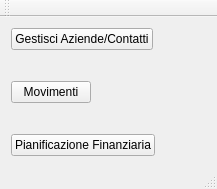
Above: mainwindow.ui from JSalvo/Scadenziario before the change. Below: the same form after it.
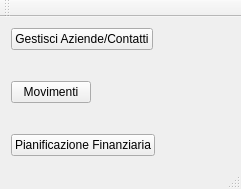
That is the form after the change.

```diff
--- a/mainwindow.ui
+++ b/mainwindow.ui
@@ -6,7 +6,7 @@
    <rect>
     <x>0</x>
     <y>0</y>
-    <width>217</width>
+    <width>241</width>
     <height>189</height>
    </rect>
   </property>
```
Left out of the diff: 2 changed lines with no effect on the pictures.
